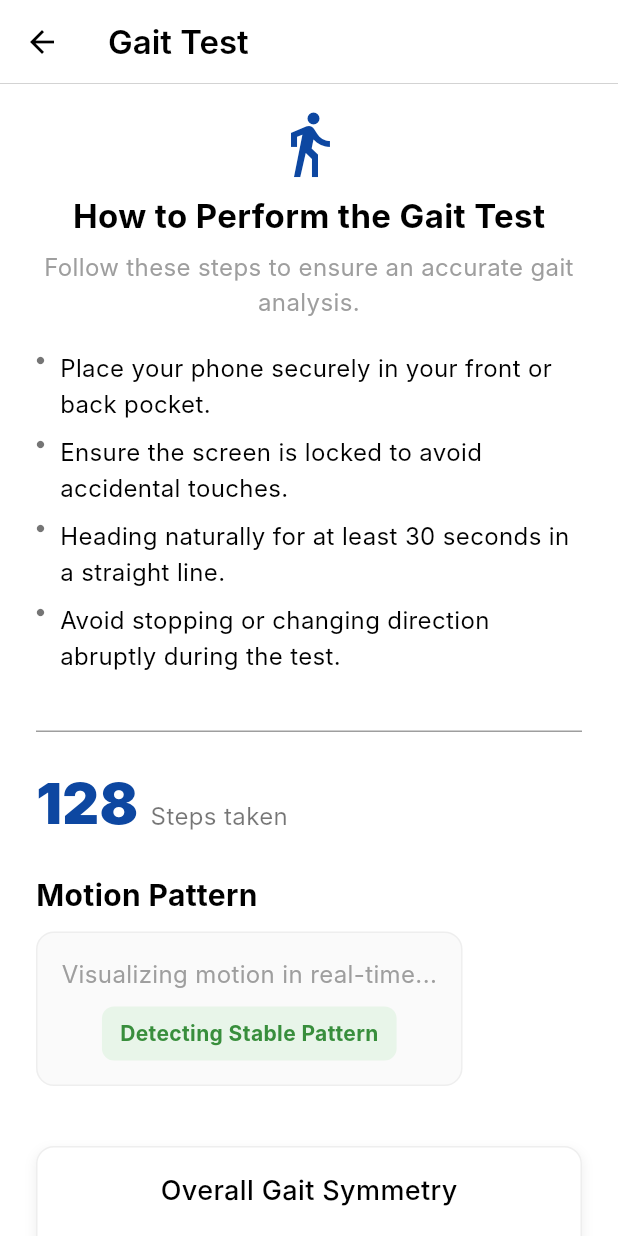
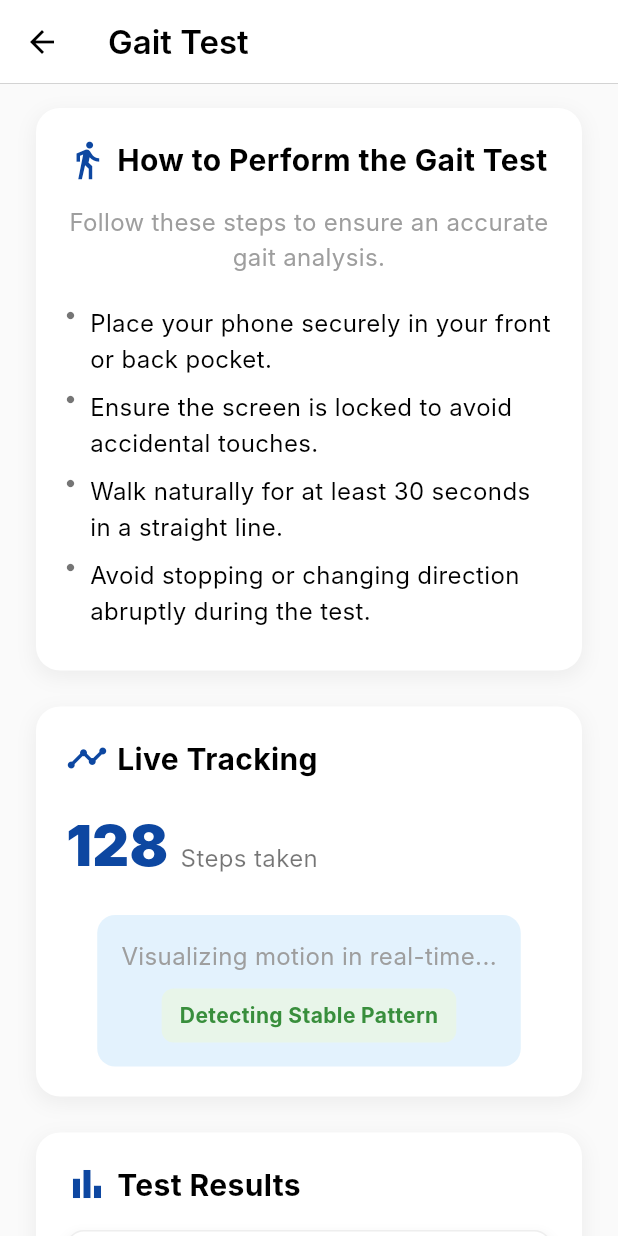
Before and after one commit to AMOFAH292/Parkinson_Project, a Flutter app: the GaitTestScreen screen opened directly, on a phone screen of 412 x 824 dp. Run offline on Flutter 3.47's test engine with Material 3 defaults, Android fonts, the phone set to English and light mode, and no system bars; network calls fail; Roboto replaces fonts that are missing (Inter).

Commit message:
gait ui made better

```diff
--- a/lib/test_screens/gait_test_screen.dart
+++ b/lib/test_screens/gait_test_screen.dart
@@ -138,57 +138,46 @@ class GaitTestScreen extends StatelessWidget {
           ),
         ),
       ),
-      body: SingleChildScrollView(
-        padding: const EdgeInsets.symmetric(horizontal: 24.0),
-        child: Column(
-          crossAxisAlignment: CrossAxisAlignment.start,
-          children: [
-            const SizedBox(height: 16),
-            // Header: How to Perform the Gait Test
-            Center(
+      body: Container(
+        color: Colors.grey.shade50,
+        child: SingleChildScrollView(
+          padding: const EdgeInsets.symmetric(horizontal: 24.0, vertical: 16.0),
           child: Column(
             children: [
-                  // Placeholder for animated walking icon
-                  Icon(
-                    Icons.directions_walk,
-                    size: 48,
-                    color: Theme.of(context).primaryColor,
-                  ),
-                  const SizedBox(height: 8),
-                  const Text(
-                    'How to Perform the Gait Test',
-                    style: TextStyle(
-                      fontSize: 22,
-                      fontWeight: FontWeight.bold,
-                      color: Colors.black,
-                    ),
-                  ),
-                ],
-              ),
-            ),
-            const SizedBox(height: 8),
+              // Test Instructions Card
+              _buildSectionCard(
+                context,
+                title: 'How to Perform the Gait Test',
+                icon: Icons.directions_walk,
+                content: Column(
+                  children: [
                     const Text(
                       'Follow these steps to ensure an accurate gait analysis.',
                       style: TextStyle(fontSize: 16, color: Colors.grey),
                       textAlign: TextAlign.center,
                     ),
                     const SizedBox(height: 20),
-
-            // Instructions List
                     _buildInstructionPoint(
                         'Place your phone securely in your front or back pocket.'),
                     _buildInstructionPoint(
                         'Ensure the screen is locked to avoid accidental touches.'),
                     _buildInstructionPoint(
-                'Heading naturally for at least 30 seconds in a straight line.'),
+                        'Walk naturally for at least 30 seconds in a straight line.'),
                     _buildInstructionPoint(
                         'Avoid stopping or changing direction abruptly during the test.'),
-            const SizedBox(height: 30),
+                  ],
+                ),
+              ),
+              const SizedBox(height: 24),
 
-            // Steps Taken / Live Tracking (Conditional)
+              // Live Tracking Card (Conditional)
               if (isTestRunning) ...[
-              const Divider(color: Colors.grey, height: 1),
-              const SizedBox(height: 20),
+                _buildSectionCard(
+                  context,
+                  title: 'Live Tracking',
+                  icon: Icons.timeline,
+                  content: Column(
+                    children: [
                       Row(
                         crossAxisAlignment: CrossAxisAlignment.end,
                         children: [
@@ -211,19 +200,11 @@ class GaitTestScreen extends StatelessWidget {
                         ],
                       ),
                       const SizedBox(height: 20),
-
-              // Motion Pattern Section
-              const Text(
-                'Motion Pattern',
-                style: TextStyle(fontSize: 20, fontWeight: FontWeight.bold),
-              ),
-              const SizedBox(height: 10),
                       Container(
                         padding: const EdgeInsets.all(16),
                         decoration: BoxDecoration(
-                  color: Colors.grey.shade50,
+                          color: Colors.blue.shade50,
                           borderRadius: BorderRadius.circular(12),
-                  border: Border.all(color: Colors.grey.shade200),
                         ),
                         child: Column(
                           children: [
@@ -247,16 +228,29 @@ class GaitTestScreen extends StatelessWidget {
                           ],
                         ),
                       ),
-              const SizedBox(height: 40),
+                    ],
+                  ),
+                ),
+                const SizedBox(height: 24),
               ],
 
-            // Results Section (Symmetry and Chart)
-            const GaitPatternChartPlaceholder(),
-            const SizedBox(height: 40),
+              // Results Card
+              _buildSectionCard(
+                context,
+                title: 'Test Results',
+                icon: Icons.bar_chart,
+                content: const GaitPatternChartPlaceholder(),
+              ),
+              const SizedBox(height: 24),
 
-            // Analytical Insights
-            _buildAnalyticalInsights(context),
-            const SizedBox(height: 40),
+              // Analytical Insights Card
+              _buildSectionCard(
+                context,
+                title: 'Analytical Insights',
+                icon: Icons.lightbulb_outline,
+                content: _buildAnalyticalInsights(context),
+              ),
+              const SizedBox(height: 24),
 
               // Retake Button
               SizedBox(
@@ -283,6 +277,48 @@ class GaitTestScreen extends StatelessWidget {
               const SizedBox(height: 20),
             ],
           ),
+        ),
+      ),
+    );
+  }
+
+  // Helper for section cards
+  Widget _buildSectionCard(BuildContext context,
+      {required String title, required IconData icon, required Widget content}) {
+    return Container(
+      padding: const EdgeInsets.all(20),
+      decoration: BoxDecoration(
+        color: Colors.white,
+        borderRadius: BorderRadius.circular(16),
+        boxShadow: [
+          BoxShadow(
+            color: Colors.black.withOpacity(0.05),
+            spreadRadius: 1,
+            blurRadius: 10,
+            offset: const Offset(0, 4),
+          ),
+        ],
+      ),
+      child: Column(
+        crossAxisAlignment: CrossAxisAlignment.start,
+        children: [
+          Row(
+            children: [
+              Icon(icon, color: Theme.of(context).primaryColor, size: 28),
+              const SizedBox(width: 6),
+              Text(
+                title,
+                style: const TextStyle(
+                  fontSize: 20,
+                  fontWeight: FontWeight.bold,
+                  color: Colors.black,
+                ),
+              ),
+            ],
+          ),
+          const SizedBox(height: 16),
+          content,
+        ],
       ),
     );
   }
```
Lines whose indentation alone changed are shown as unchanged.
